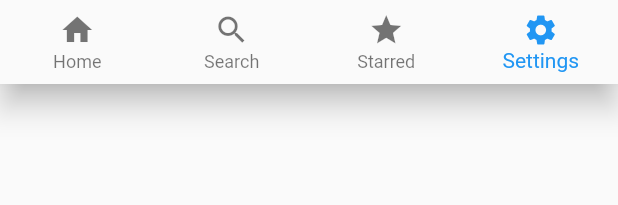
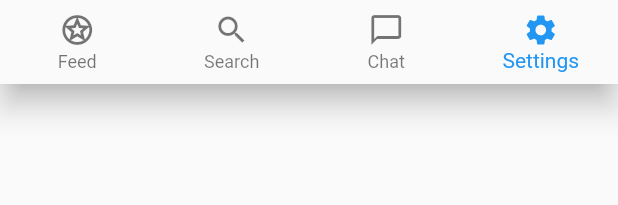
Before and after one commit to singaltanmay/flutter-notes, a Flutter app: the AppBottomNavigationBar widget shown alone on an empty page, opened directly, on a phone screen of 412 x 824 dp. Shown: the top 205 px of the screen. Run offline on Flutter 3.47's test engine with Material 2 defaults, Android fonts, the phone set to English and light mode, and no system bars; our stand-ins replace shared_preferences; missing offline and left inert: number_display; accounts and stored records are empty; network calls fail.

Commit message:
Changed bottom nav bar titles and icons

```diff
--- a/lib/widgets/app_bottom_navigation_bar.dart
+++ b/lib/widgets/app_bottom_navigation_bar.dart
@@ -54,20 +54,24 @@ class _AppBottomNavigationBarState extends State<AppBottomNavigationBar> {
       },
       items: const [
         BottomNavigationBarItem(
-          label: 'Home',
-          icon: Icon(Icons.home),
+          activeIcon: Icon(Icons.stars),
+          label: 'Feed',
+          icon: Icon(Icons.stars_outlined),
         ),
         BottomNavigationBarItem(
+          activeIcon: Icon(Icons.search),
           label: 'Search',
-          icon: Icon(Icons.search),
+          icon: Icon(Icons.search_outlined),
         ),
         BottomNavigationBarItem(
-          label: 'Starred',
-          icon: Icon(Icons.star),
+          activeIcon: Icon(Icons.chat_bubble),
+          label: 'Chat',
+          icon: Icon(Icons.chat_bubble_outline),
         ),
         BottomNavigationBarItem(
+          activeIcon: Icon(Icons.settings),
           label: 'Settings',
-          icon: Icon(Icons.settings),
+          icon: Icon(Icons.settings_outlined),
         ),
       ],
     );
```
